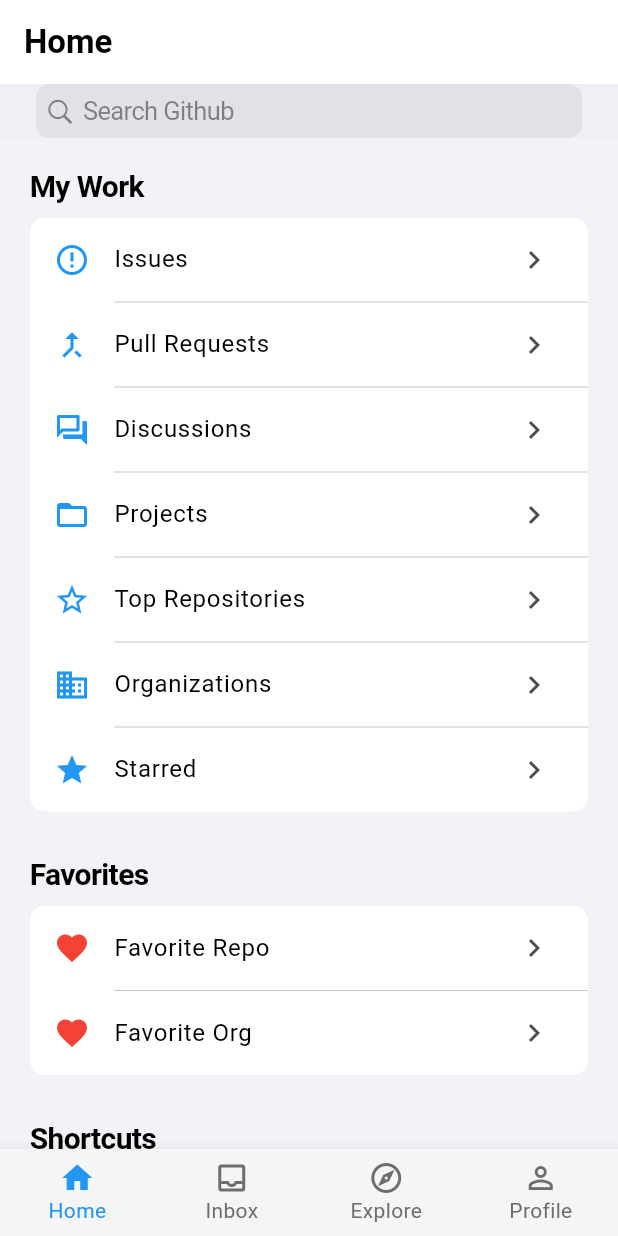
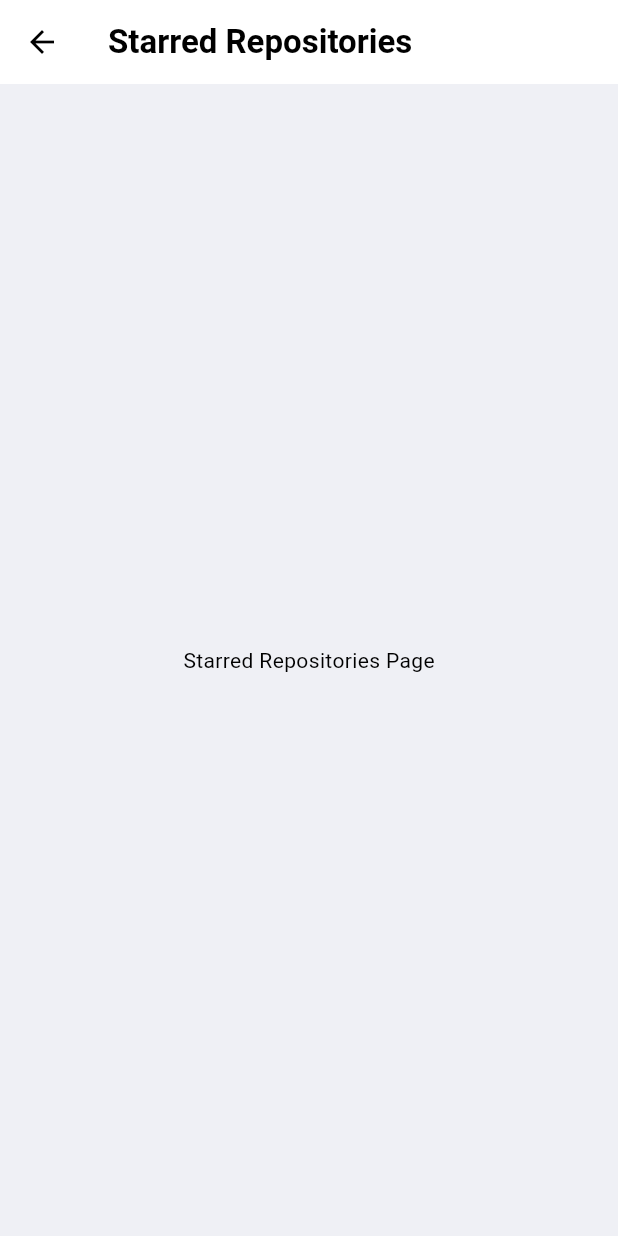
Before and after one commit to Jinchao1926/github-client, a Flutter app: the screen it shows after launch, after a tap on "Starred", on a phone screen of 412 x 824 dp. Run offline on Flutter 3.47's test engine with Material 3 defaults, Android fonts, the phone set to English and light mode, and no system bars.

Commit message:
[Routes] Implement app routes (#5)

```diff
--- a/lib/main.dart
+++ b/lib/main.dart
@@ -3,6 +3,8 @@
 import 'package:flutter_github/pages/home/home_page.dart';
 import 'package:flutter_github/pages/inbox/inbox_page.dart';
 import 'package:flutter_github/pages/profile/profile_page.dart';
+import 'package:flutter_github/pages/routes/app_routes.dart';
+import 'package:flutter_github/pages/routes/route_paths.dart';
 import 'package:flutter_github/themes/index.dart';
 import 'package:provider/provider.dart';
 
@@ -27,7 +29,9 @@
       theme: AppTheme.light(),
       darkTheme: AppTheme.dark(),
       themeMode: themeProvider.currentTheme,
-      home: const MainTabPage(),
+      initialRoute: RoutePaths.root,
+      routes: AppRoutes.routes,
+      onGenerateRoute: AppRoutes.onGenerateRoute,
     );
   }
 }
--- a/lib/pages/home/home_page.dart
+++ b/lib/pages/home/home_page.dart
@@ -1,8 +1,6 @@
 import 'package:flutter/cupertino.dart';
 import 'package:flutter/material.dart';
-import 'package:flutter_github/pages/home/discussions_page.dart';
-import 'package:flutter_github/pages/home/issues_page.dart';
-import 'package:flutter_github/pages/home/pull_requests_page.dart';
+import 'package:flutter_github/pages/routes/index.dart';
 import 'package:flutter_github/widgets/home/favorites_cell.dart';
 import 'package:flutter_github/widgets/home/home_section.dart';
 import 'package:flutter_github/widgets/home/my_work_cell.dart';
@@ -66,38 +64,46 @@
       _HomeAction(
         title: 'Issues',
         icon: Icons.error_outline,
-        onTap: () {
-          Navigator.of(
-            context,
-          ).push(MaterialPageRoute(builder: (_) => const IssuesPage()));
-        },
+        onTap: () => AppRoutes.pushNamed(context, RoutePaths.issues),
       ),
       _HomeAction(
         title: 'Pull Requests',
         icon: Icons.merge_type,
-        onTap: () {
-          Navigator.of(
-            context,
-          ).push(MaterialPageRoute(builder: (_) => const PullRequestsPage()));
-        },
+        onTap: () => AppRoutes.pushNamed(context, RoutePaths.pullRequests),
       ),
       _HomeAction(
         title: 'Discussions',
         icon: Icons.forum_outlined,
-        onTap: () {
-          Navigator.of(
-            context,
-          ).push(MaterialPageRoute(builder: (_) => const DiscussionsPage()));
-        },
+        onTap: () => AppRoutes.pushNamed(context, RoutePaths.discussions),
       ),
-      _HomeAction(title: 'Projects', icon: Icons.folder_open, onTap: () {}),
+      _HomeAction(
+        title: 'Projects',
+        icon: Icons.folder_open,
+        onTap: () => AppRoutes.pushNamed(context, RoutePaths.projects),
+      ),
       _HomeAction(
         title: 'Top Repositories',
         icon: Icons.star_border,
-        onTap: () {},
+        onTap: () => AppRoutes.pushNamed(
+          context,
+          RoutePaths.repositories,
+          arguments: {'type': 'top'},
+        ),
       ),
-      _HomeAction(title: 'Organizations', icon: Icons.business, onTap: () {}),
-      _HomeAction(title: 'Starred', icon: Icons.star, onTap: () {}),
+      _HomeAction(
+        title: 'Organizations',
+        icon: Icons.business,
+        onTap: () => AppRoutes.pushNamed(context, RoutePaths.organizations),
+      ),
+      _HomeAction(
+        title: 'Starred',
+        icon: Icons.star,
+        onTap: () => AppRoutes.pushNamed(
+          context,
+          RoutePaths.repositories,
+          arguments: {'type': 'starred'},
+        ),
+      ),
     ];
 
     return actions
--- /dev/null
+++ b/lib/pages/home/repositories_page.dart
@@ -0,0 +1,27 @@
+import 'package:flutter/material.dart';
+
+class RepositoriesPage extends StatelessWidget {
+  const RepositoriesPage({super.key});
+
+  @override
+  Widget build(BuildContext context) {
+    final args =
+        ModalRoute.of(context)?.settings.arguments as Map<String, dynamic>?;
+    final type = args?['type'] as String? ?? 'top';
+
+    return Scaffold(
+      appBar: AppBar(
+        title: Text(
+          type == 'starred' ? 'Starred Repositories' : 'Top Repositories',
+        ),
+      ),
+      body: Center(
+        child: Text(
+          type == 'starred'
+              ? 'Starred Repositories Page'
+              : 'Top Repositories Page',
+        ),
+      ),
+    );
+  }
+}
--- /dev/null
+++ b/lib/pages/routes/app_routes.dart
@@ -0,0 +1,74 @@
+import 'package:flutter/material.dart';
+import 'package:flutter_github/pages/explore/explore_page.dart';
+import 'package:flutter_github/pages/home/discussions_page.dart';
+import 'package:flutter_github/pages/home/home_page.dart';
+import 'package:flutter_github/pages/home/issues_page.dart';
+import 'package:flutter_github/pages/home/organizations_page.dart';
+import 'package:flutter_github/pages/home/projects_page.dart';
+import 'package:flutter_github/pages/home/pull_requests_page.dart';
+import 'package:flutter_github/pages/home/repositories_page.dart';
+import 'package:flutter_github/pages/inbox/inbox_page.dart';
+import 'package:flutter_github/pages/profile/profile_page.dart';
+import 'route_paths.dart';
+
+class AppRoutes {
+  // 路由映射
+  static Map<String, WidgetBuilder> get routes => {
+    RoutePaths.root: (context) => const HomePage(),
+    // home
+    RoutePaths.home: (context) => const HomePage(),
+    RoutePaths.inbox: (context) => const InboxPage(),
+    RoutePaths.explore: (context) => const ExplorePage(),
+    RoutePaths.profile: (context) => const ProfilePage(),
+    // business
+    RoutePaths.issues: (context) => const IssuesPage(),
+    RoutePaths.pullRequests: (context) => const PullRequestsPage(),
+    RoutePaths.discussions: (context) => const DiscussionsPage(),
+    RoutePaths.projects: (context) => const ProjectsPage(),
+    RoutePaths.repositories: (context) => const RepositoriesPage(),
+    RoutePaths.organizations: (context) => const OrganizationsPage(),
+  };
+
+  // 核心导航方法
+  static void pushNamed(
+    BuildContext context,
+    String routeName, {
+    dynamic arguments,
+  }) {
+    Navigator.of(context).pushNamed(routeName, arguments: arguments);
+  }
+
+  static void pushReplacementNamed(
+    BuildContext context,
+    String routeName, {
+    dynamic arguments,
+  }) {
+    Navigator.of(context).pushReplacementNamed(routeName, arguments: arguments);
+  }
+
+  static void pop(BuildContext context, {dynamic result}) {
+    Navigator.of(context).pop(result);
+  }
+
+  static void popUntil(BuildContext context, String routeName) {
+    Navigator.of(context).popUntil(ModalRoute.withName(routeName));
+  }
+
+  // 路由生成（用于 MaterialApp 的 onGenerateRoute）
+  static Route<dynamic>? onGenerateRoute(RouteSettings settings) {
+    final String path = settings.name ?? RoutePaths.root;
+    final WidgetBuilder? builder = routes[path];
+
+    if (builder != null) {
+      return MaterialPageRoute(builder: builder, settings: settings);
+    }
+
+    // 未知路由 404
+    return MaterialPageRoute(
+      builder: (context) => Scaffold(
+        appBar: AppBar(title: const Text('页面不存在')),
+        body: const Center(child: Text('404 - 页面未找到')),
+      ),
+    );
+  }
+}
--- /dev/null
+++ b/lib/pages/routes/index.dart
@@ -0,0 +1,2 @@
+export 'app_routes.dart';
+export 'route_paths.dart';
--- /dev/null
+++ b/lib/pages/routes/route_paths.dart
@@ -0,0 +1,18 @@
+class RoutePaths {
+  // 根路由
+  static const String root = '/';
+  // 首页相关
+  static const String home = '/home';
+  static const String inbox = '/inbox';
+  static const String explore = '/explore';
+  static const String profile = '/profile';
+  // 业务页面
+  static const String issues = '/issues';
+  static const String pullRequests = '/pullRequests';
+  static const String discussions = '/discussions';
+  static const String projects = '/projects';
+  static const String repositories = '/repositories';
+  static const String organizations = '/organizations';
+  // 示例：带参数的页面
+  static const String detail = '/detail';
+}
```
Also changed, not shown: lib/pages/home/organizations_page.dart (added, +13 -0 lines), lib/pages/home/projects_page.dart (added, +13 -0 lines).
